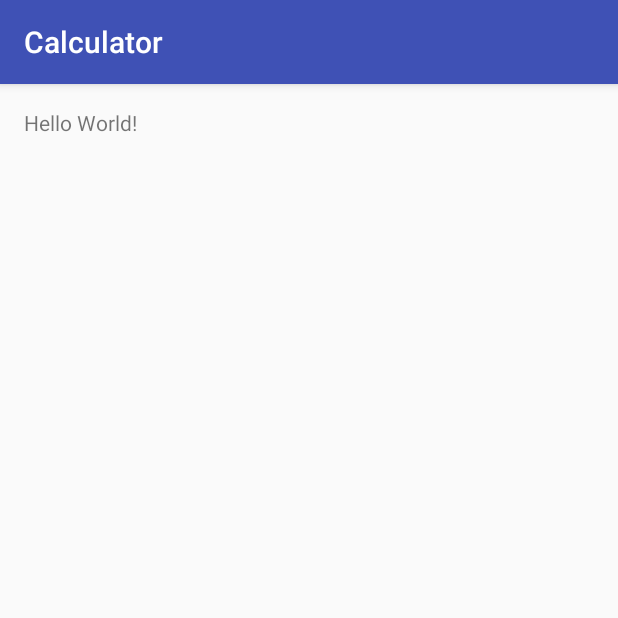
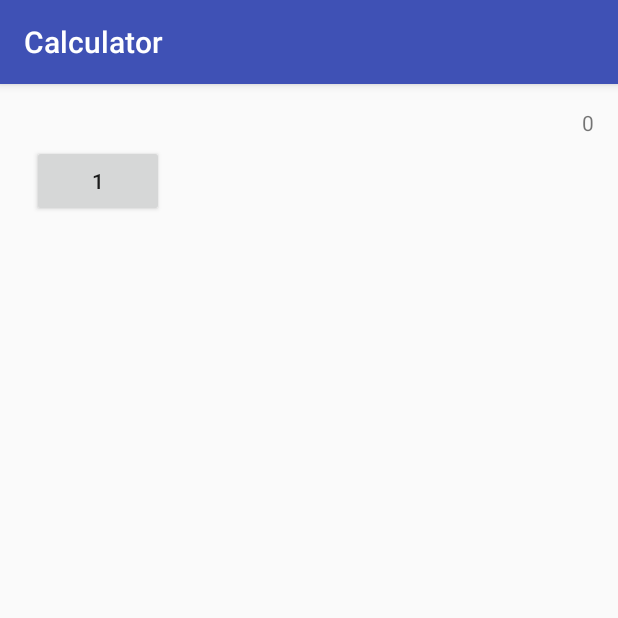
Before and after one commit to dalmia/Calculator, an Android app: the screen it shows after launch (MainActivity), on a phone screen of 412 x 824 dp, the top half of it. Run offline under Robolectric (Android 15) with nearby library versions, the phone set to English and light mode, and no system bars.

Commit message:
First Button added

```diff
--- a/app/src/main/res/layout/activity_main.xml
+++ b/app/src/main/res/layout/activity_main.xml
@@ -1,11 +1,40 @@
 <?xml version="1.0" encoding="utf-8"?>
 <RelativeLayout xmlns:android="http://schemas.android.com/apk/res/android"
-    xmlns:tools="http://schemas.android.com/tools" android:layout_width="match_parent"
-    android:layout_height="match_parent" android:paddingLeft="@dimen/activity_horizontal_margin"
+    xmlns:tools="http://schemas.android.com/tools"
+    android:layout_width="match_parent"
+    android:layout_height="match_parent"
+    android:paddingBottom="@dimen/activity_vertical_margin"
+    android:paddingLeft="@dimen/activity_horizontal_margin"
     android:paddingRight="@dimen/activity_horizontal_margin"
     android:paddingTop="@dimen/activity_vertical_margin"
-    android:paddingBottom="@dimen/activity_vertical_margin" tools:context=".MainActivity">
+    tools:context=".MainActivity">
 
-    <TextView android:text="Hello World!" android:layout_width="wrap_content"
-        android:layout_height="wrap_content" />
+    <TextView
+        android:layout_width="match_parent"
+        android:layout_height="wrap_content"
+        android:text="0"
+        android:gravity="right"
+        android:id="@+id/calculation_result" />
+
+    <LinearLayout
+        android:orientation="vertical"
+        android:layout_below="@id/calculation_result"
+        android:layout_width="match_parent"
+        android:layout_height="match_parent"
+        android:padding="5dp">
+
+        <LinearLayout
+            android:orientation="horizontal"
+            android:layout_width="match_parent"
+            android:layout_height="wrap_content">
+
+            <Button
+                android:layout_width="wrap_content"
+                android:layout_height="wrap_content"
+                android:text="1"
+                android:id="@+id/one" />
+
+        </LinearLayout>
+
+    </LinearLayout>
 </RelativeLayout>
```
